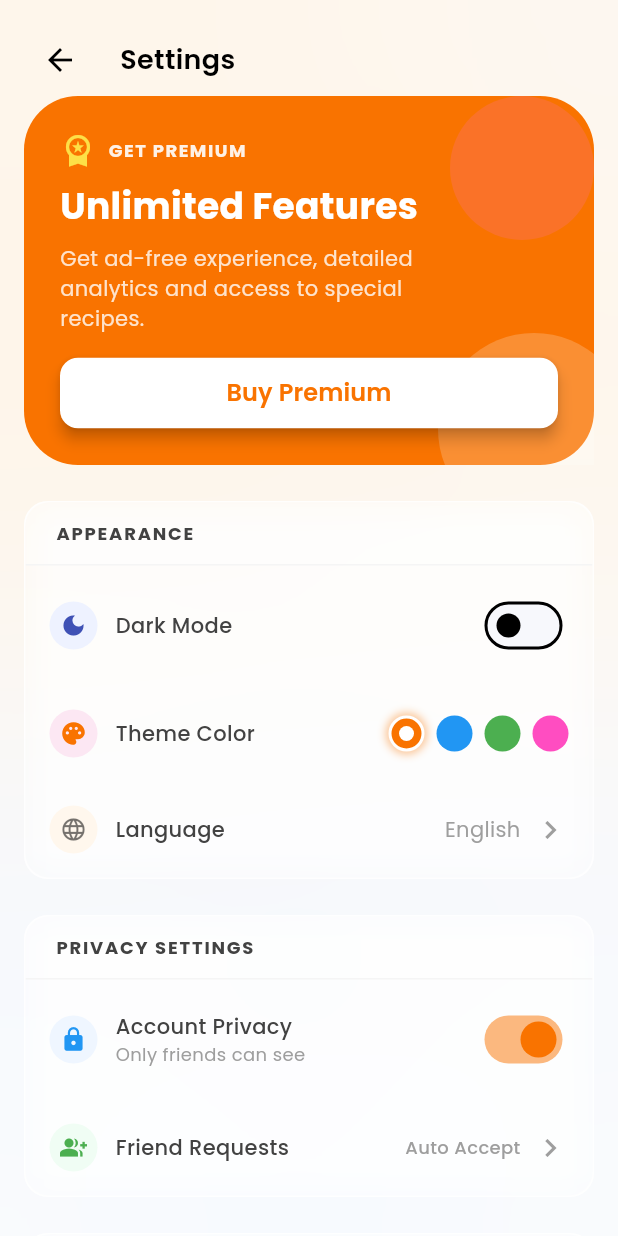
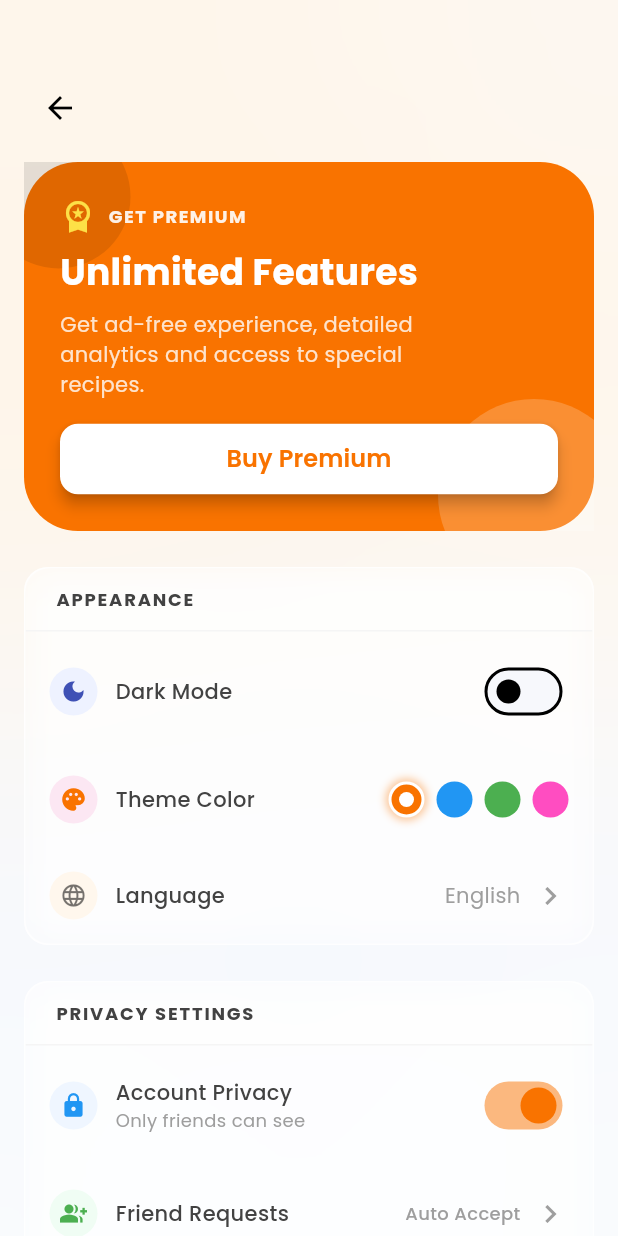
Before and after one commit to burcok/cookrange, a Flutter app: the SettingsScreen screen opened directly, on a phone screen of 412 x 824 dp. Run offline on Flutter 3.47's test engine with Material 3 defaults, Android fonts, the light colour scheme and no system bars; our stand-ins replace cached_network_image, cloud_firestore, connectivity_plus, device_info_plus, firebase_analytics, firebase_auth and 14 more; accounts and stored records are empty; generated files the repository leaves out were written again.

Commit message:
feat: Adjust settings screen padding, remove inline title, and update decorative overlay styling.

```diff
--- a/lib/screens/profile/settings_screen.dart
+++ b/lib/screens/profile/settings_screen.dart
@@ -69,28 +69,19 @@ class SettingsScreen extends StatelessWidget {
             children: [
               Expanded(
                 child: ListView(
-                  padding: const EdgeInsets.fromLTRB(16, 16, 16, 100),
+                  padding: const EdgeInsets.fromLTRB(16, 48, 16, 24),
                   children: [
                     Row(
+                      mainAxisAlignment: MainAxisAlignment.start,
                       children: [
                         IconButton(
                           onPressed: () => Navigator.pop(context),
                           icon: Icon(Icons.arrow_back,
                               color: isDark ? Colors.white : Colors.black),
                         ),
-                        const SizedBox(width: 16),
-                        Text(
-                          appLoc.translate('settings.title'),
-                          textAlign: TextAlign.center,
-                          style: TextStyle(
-                            fontSize: 18,
-                            fontWeight: FontWeight.w600,
-                            fontFamily: 'Poppins',
-                            color: isDark ? Colors.white : Colors.black,
-                          ),
-                        ),
                       ],
                     ),
+                    const SizedBox(height: 12),
 
                     // Premium Section
                     _buildPremiumCard(context, primaryColor, appLoc),
@@ -389,13 +380,13 @@ class SettingsScreen extends StatelessWidget {
             ),
           ),
           Positioned(
-            top: 0,
-            right: 0,
+            top: -25,
+            left: -25,
             child: Container(
               width: 96,
               height: 96,
               decoration: BoxDecoration(
-                color: const Color(0xFFFB7185).withOpacity(0.3), // rose-400
+                color: Colors.black12.withOpacity(0.1),
                 shape: BoxShape.circle,
               ),
             ),
```
